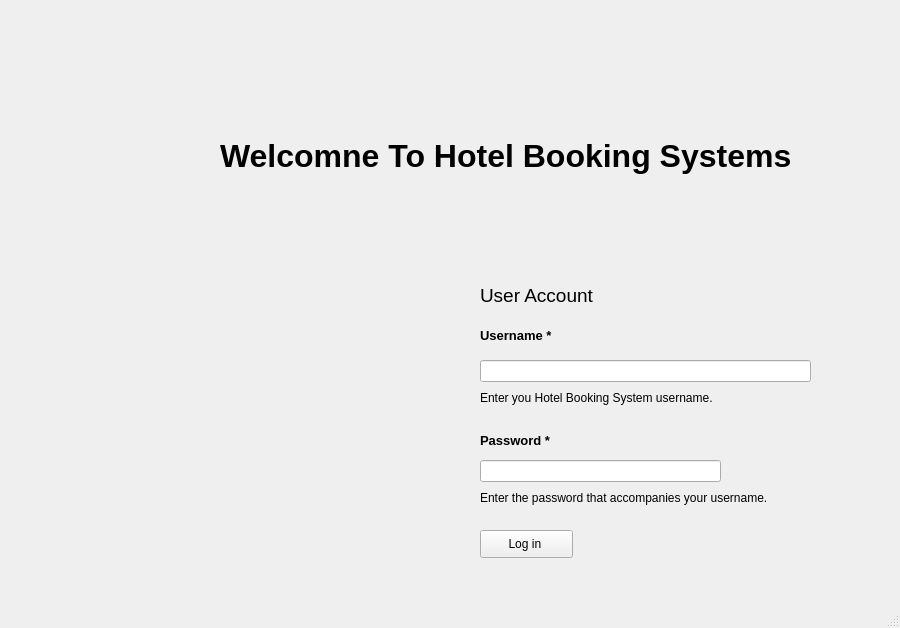
Above: code/qtApp/firstPage.ui from stoptherock1/HSM before the change. Below: the same form after it.
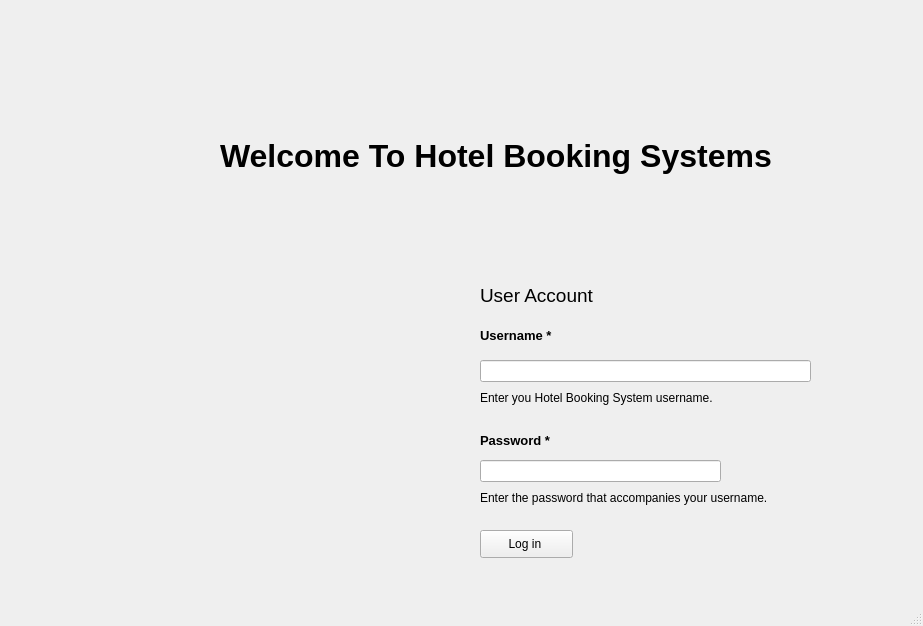
That is the form after the change.

Diff of the .ui file:
```diff
--- a/code/qtApp/firstPage.ui
+++ b/code/qtApp/firstPage.ui
@@ -6,8 +6,8 @@
    <rect>
     <x>0</x>
     <y>0</y>
-    <width>900</width>
-    <height>628</height>
+    <width>923</width>
+    <height>626</height>
    </rect>
   </property>
   <property name="windowTitle">
@@ -89,7 +89,7 @@
      </font>
     </property>
     <property name="text">
-     <string>Welcomne To Hotel Booking Systems </string>
+     <string>Welcome To Hotel Booking Systems </string>
     </property>
    </widget>
    <widget class="QLabel" name="label_5">
```
